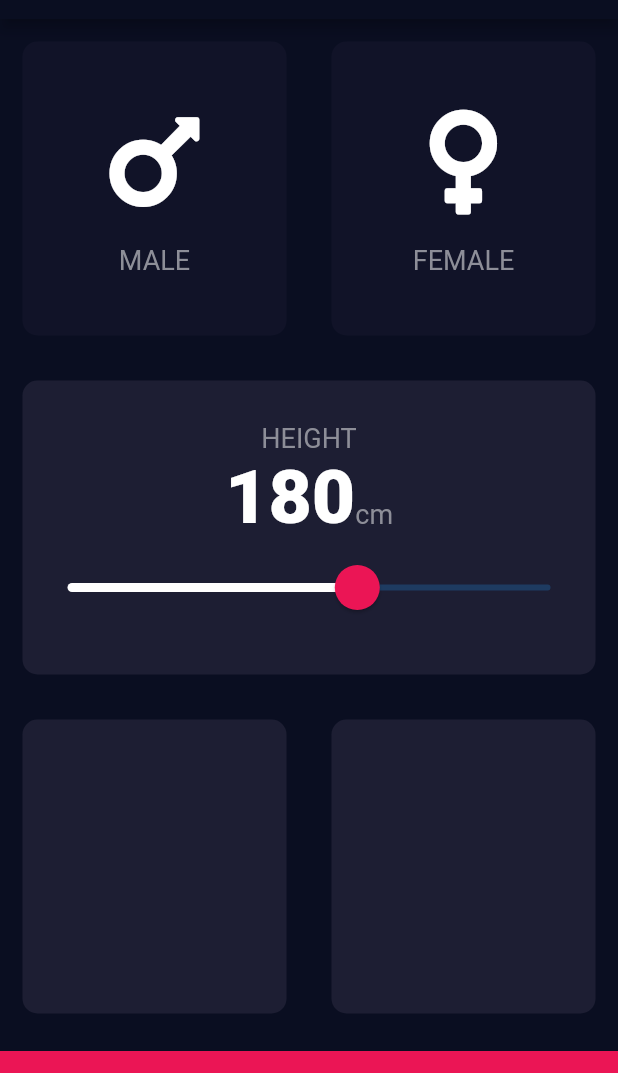
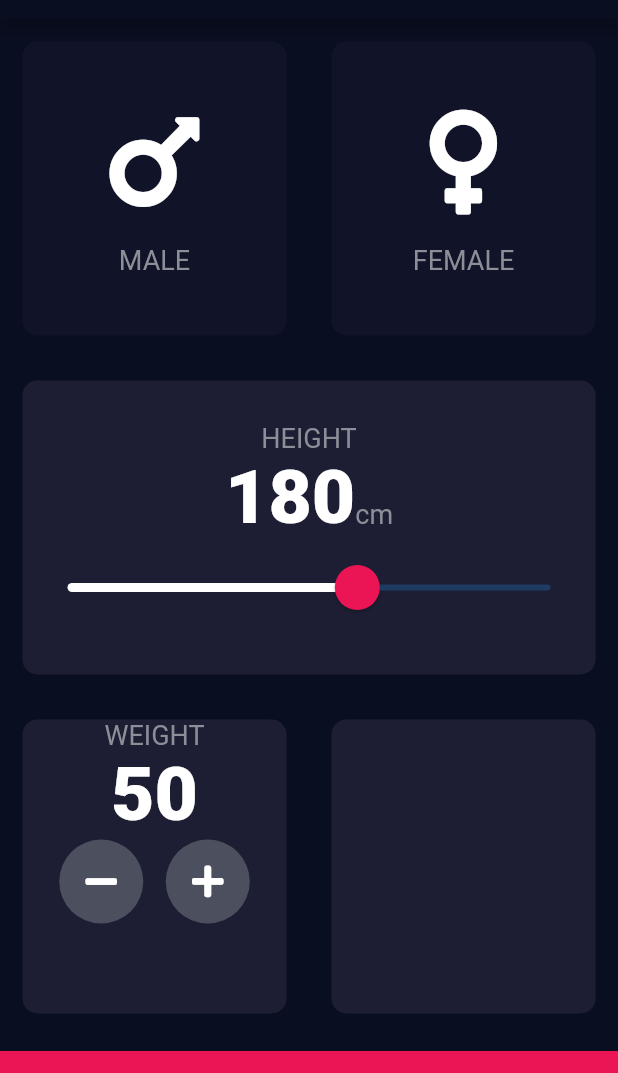
Before and after one commit to muskanrani/BMI-Calculator, a Flutter app: the screen it shows after launch, on a phone screen of 412 x 824 dp, the part 65-1138 px from its top. Run offline on Flutter 3.47's test engine with Material 2 defaults, Android fonts, the phone set to English and light mode, and no system bars; our stand-ins replace font_awesome_flutter.

Commit message:
weight card completed

```diff
--- a/lib/input_page.dart
+++ b/lib/input_page.dart
@@ -22,6 +22,7 @@ class _InputPageState extends State<InputPage> {
 
   Gender selectedGender;
   int height = 180;
+  int weight = 50;
   @override
   Widget build(BuildContext context) {
     return Scaffold(
@@ -112,12 +113,45 @@ class _InputPageState extends State<InputPage> {
                     ),
                   ),
                   ),
-
             Expanded(
               child: Row(
               children: <Widget>[
                   Expanded(child: ReusableCard(
                     colour:  kActiveCardColour,
+                    cardChild: Column(
+                      children: <Widget>[
+                        Text('WEIGHT',
+                        style: kLabelTextStyle,
+                        ),
+                        Text(
+                          weight.toString(),
+                          style: kBoldTextStyle,
+                        ),
+                        Row(
+                          mainAxisAlignment: MainAxisAlignment.center,
+                          children: <Widget>[
+                            RoundIconButton(icon: FontAwesomeIcons.minus,
+                            onPressed: (){
+                              setState(() {
+                                weight--;
+                              }
+                              );
+                            },
+                            ),
+                            SizedBox(
+                              width: 15.0,
+                            ),
+                            RoundIconButton(icon: FontAwesomeIcons.plus,
+                              onPressed: (){
+                                setState(() {
+                                  weight++;
+                                }
+                                );
+                              },),
+                          ],
+                        ),
+                      ],
+                    ),
                   ),
                   ),
                   Expanded(child: ReusableCard(
@@ -139,3 +173,24 @@ class _InputPageState extends State<InputPage> {
     );
   }
 }
+class RoundIconButton extends StatelessWidget {
+  RoundIconButton({@required this.icon, @required this.onPressed});
+
+  final IconData icon;
+  final Function onPressed;
+
+  @override
+  Widget build(BuildContext context) {
+    return RawMaterialButton(
+      elevation: 0.0,
+      child: Icon(icon),
+      onPressed: onPressed,
+      constraints: BoxConstraints.tightFor(
+        width: 56.0,
+        height: 56.0,
+      ),
+      shape: CircleBorder(),
+      fillColor: Color(0xFF4C4F5E),
+    );
+  }
+}
```
